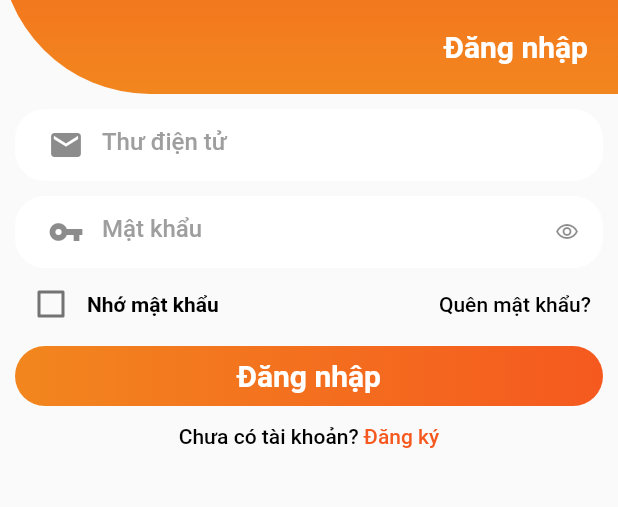
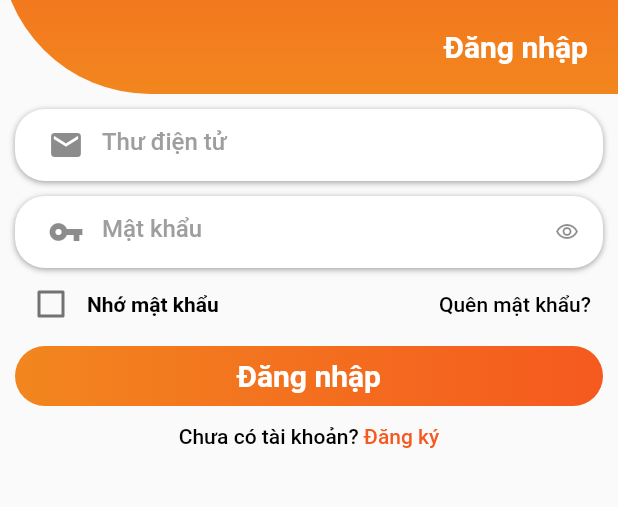
Before and after one commit to khanhhx251200/portal_bnv, a Flutter app: the screen it shows after launch, on a phone screen of 412 x 824 dp, the part 215-722 px from its top. Run offline on Flutter 3.47's test engine with Material 2 defaults, Android fonts, the phone set to English and light mode, and no system bars; our stand-ins replace flutter_datetime_picker, flutter_svg, loader_overlay, shared_preferences; missing offline and left inert: regexpattern.

Commit message:
30/09/2021

```diff
--- a/lib/core/constants/color_constants.dart
+++ b/lib/core/constants/color_constants.dart
@@ -1,7 +1,7 @@
 import 'package:flutter/material.dart';
 
 const Color kPrimaryColor = Color(0xffF5591F);
-const Color kSecondColors = Color(0xffF2861E);
+const Color kSecondColors = Color(0xfff2861e);
 const Color kWhiteColors = Colors.white;
 const Color kBlackColors = Color(0xff000000);
 const Color kGreyColors = Colors.grey;
--- a/lib/core/constants/constant.dart
+++ b/lib/core/constants/constant.dart
@@ -5,4 +5,5 @@ class Constant{
   static final KEY_PASSWORD = 'key_password';
   static final LOADING = 'LOADING';
   static final SIGN_IN = 'SIGN_IN';
+  static final UPDATE_ACCOUNT = 'UPDATE_ACCOUNT';
 }
--- a/lib/core/constants/size_constant.dart
+++ b/lib/core/constants/size_constant.dart
@@ -10,6 +10,7 @@ const mediumSize = 14.0;
 const highSize = 16.0;
 const veryHighSize = 18.0;
 const bigSize = 20.0;
+const iconBottomSize = 30.0;
 const radiusInputSize = 12.0;
 
 // Get the proportionate height as per screen size
--- a/lib/main.dart
+++ b/lib/main.dart
@@ -1,4 +1,5 @@
 import 'package:app_mobile/core/constants/color_constants.dart';
+import 'package:app_mobile/core/constants/size_constant.dart';
 import 'package:app_mobile/pages/splash/splash_screen.dart';
 import 'package:app_mobile/routes.dart';
 import 'package:flutter/material.dart';
--- a/lib/pages/auth/components/sign_in_form.dart
+++ b/lib/pages/auth/components/sign_in_form.dart
@@ -8,7 +8,8 @@ import 'package:app_mobile/core/models/request/login_request.dart';
 import 'package:app_mobile/core/services/share_preferences_service.dart';
 import 'package:app_mobile/core/utils/keyboard_utils.dart';
 import 'package:app_mobile/pages/auth/forgot_password/forgot_password_screen.dart';
-import 'package:app_mobile/pages/auth/password_manager/password_manager_screen.dart';
+import 'package:app_mobile/pages/dashboard/dashboard_screen.dart';
+import 'package:app_mobile/pages/update_account/update_screen.dart';
 import 'package:flutter/cupertino.dart';
 import 'package:flutter/material.dart';
 import 'package:regexpattern/regexpattern.dart';
@@ -49,6 +50,8 @@ class _SignInFormState extends State<SignInForm> {
       setState(() {
         _isLoading = !_isLoading;
       });
+      Navigator.push(
+          context, MaterialPageRoute(builder: (context) => DashBoardScreen()));
     });
     if (rememberLogin) {
       _preferences.setRememberLogin(loginRequest);
@@ -187,6 +190,13 @@ class _SignInFormState extends State<SignInForm> {
       decoration: BoxDecoration(
         borderRadius: BorderRadius.all(Radius.circular(bigSize)),
         color: kWhiteColors,
+        boxShadow: [
+          BoxShadow(
+            color: Colors.grey,
+            offset: Offset(0.0, 1.0), //(x,y)
+            blurRadius: 3.0,
+          ),
+        ],
       ),
       padding: EdgeInsets.only(left: xSmallSize),
       child: TextFormField(
@@ -217,6 +227,13 @@ class _SignInFormState extends State<SignInForm> {
       decoration: BoxDecoration(
         borderRadius: BorderRadius.all(Radius.circular(bigSize)),
         color: kWhiteColors,
+        boxShadow: [
+          BoxShadow(
+            color: Colors.grey,
+            offset: Offset(0.0, 1.0), //(x,y)
+            blurRadius: 3.0,
+          ),
+        ],
       ),
       padding: EdgeInsets.only(left: xSmallSize),
       child: TextFormField(
--- a/lib/pages/auth/components/sign_up_form.dart
+++ b/lib/pages/auth/components/sign_up_form.dart
@@ -139,6 +139,7 @@ class _SignUpFormState extends State<SignUpForm> {
         setState(() {
           _isLoading = !_isLoading;
         });
+
       });
     }
   }
@@ -316,6 +317,7 @@ class _SignUpFormState extends State<SignUpForm> {
       decoration: BoxDecoration(
         borderRadius: BorderRadius.all(Radius.circular(radiusInputSize)),
         color: Colors.white,
+
       ),
       padding: EdgeInsets.only(
           left: xSmallSize, right: xSmallSize, bottom: defaultPadding),
@@ -433,7 +435,6 @@ class _SignUpFormState extends State<SignUpForm> {
               minTime: DateTime(1900, 1, 1),
               maxTime: DateTime.now(), onChanged: (date) {
           }, onConfirm: (date) {
-            String languageCode = Localizations.localeOf(context).languageCode;
             setState(() {
               controller.text = DateFormat('dd/MM/yyyy').format(date);
             });
--- a/lib/pages/auth/password_manager/password_manager_screen.dart
+++ b/lib/pages/auth/password_manager/password_manager_screen.dart
@@ -35,7 +35,7 @@ class _PasswordManagerScreenState extends State<PasswordManagerScreen> {
                 padding: EdgeInsets.symmetric(horizontal: highSize),
                 child: Column(
                   children: [
-                    Spacer(),
+                    Spacer(flex: 1,),
                     Text(
                       kChangePassword,
                       textAlign: TextAlign.center,
--- a/pubspec.yaml
+++ b/pubspec.yaml
@@ -22,6 +22,7 @@ dependencies:
   regexpattern: ^2.0.1
   flutter_svg: ^0.22.0
   loader_overlay: ^2.0.2+1
+  curved_navigation_bar: ^1.0.1
 
 dev_dependencies:
   flutter_test:
```
Also changed, not shown: lib/core/constants/string_constants.dart (+19 -1 lines), lib/pages/auth/forgot_password/forgot_password_screen.dart (+36 -7 lines), pubspec.lock.
